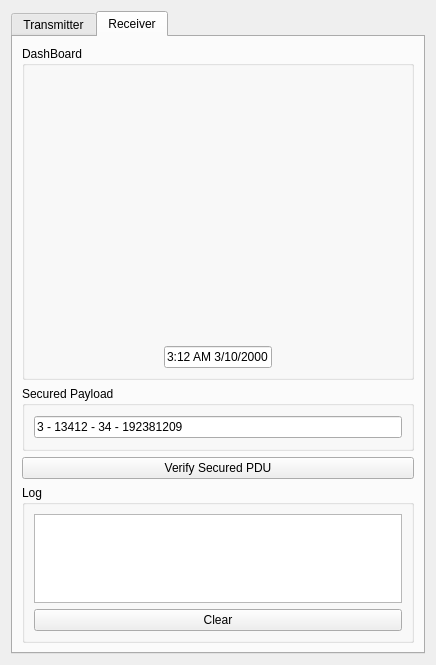
Qt form GUI/GUI.ui (HosamAboabla/Autosar_SecOC) before a commit.
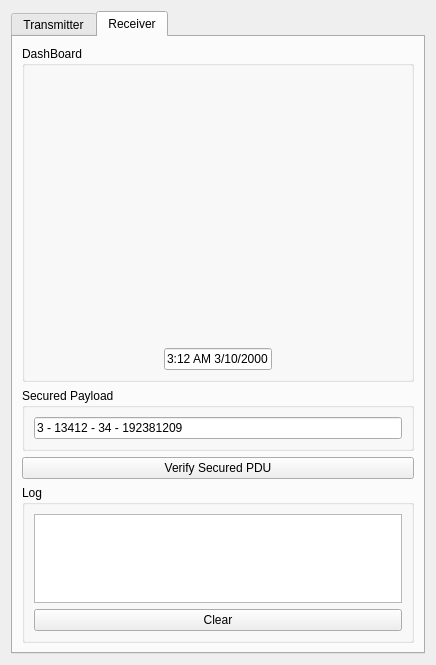
The same form after that commit. The open tabs and pages were chosen to show the change. Custom widgets are drawn as their Qt base class.

Commit message: Made the gauge widget expanding with the window

```diff
--- a/GUI/GUI.ui
+++ b/GUI/GUI.ui
@@ -314,7 +314,7 @@
           <item>
            <widget class="AnalogGaugeWidget" name="gauge" native="true">
             <property name="sizePolicy">
-             <sizepolicy hsizetype="Preferred" vsizetype="Preferred">
+             <sizepolicy hsizetype="Expanding" vsizetype="Expanding">
               <horstretch>0</horstretch>
               <verstretch>0</verstretch>
              </sizepolicy>
```
Left out of the diff: 2 changed lines with no effect on the pictures. The commit also changes 1 other file.
